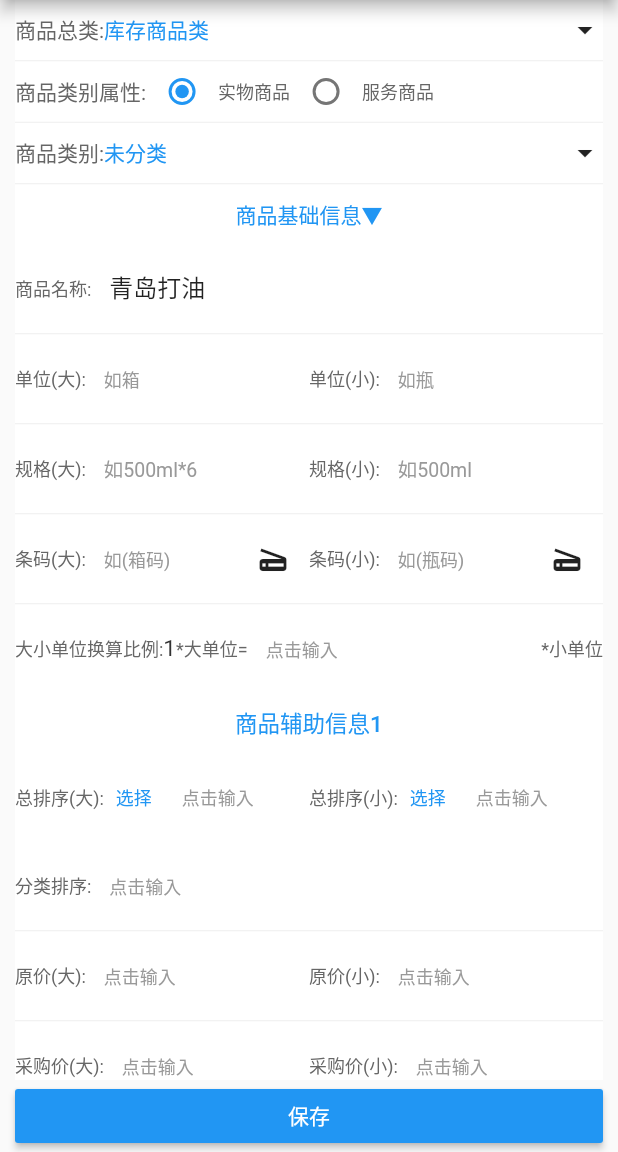
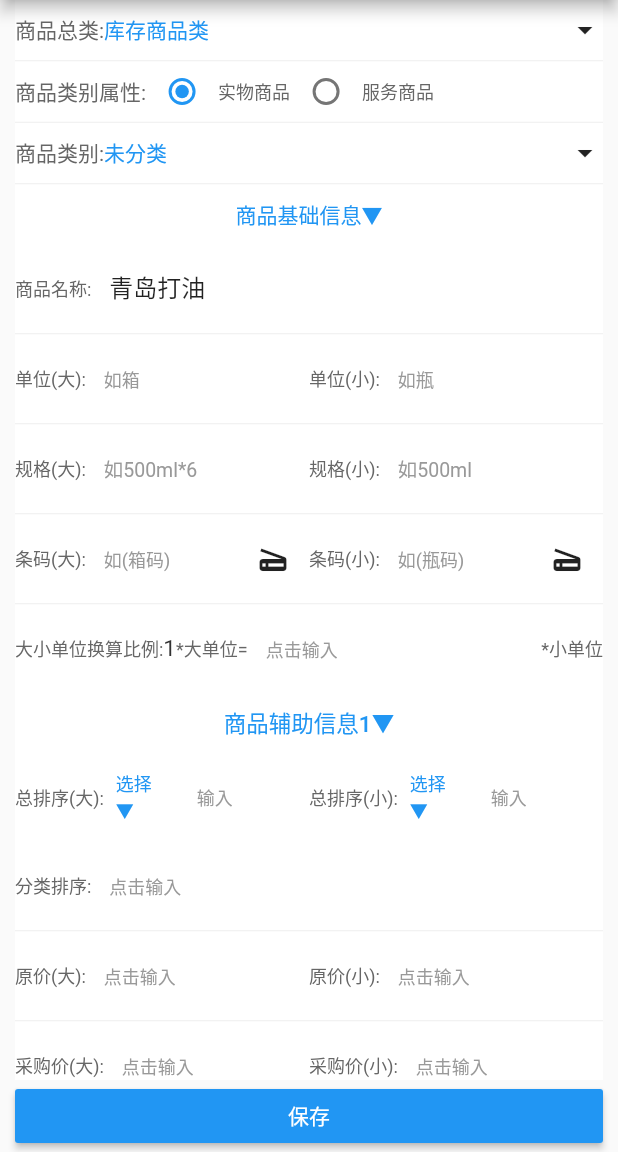
Before and after one commit to yeshenggen532432/flutter_qwb, a Flutter app: the screen it shows after launch, on a phone screen of 412 x 824 dp, the part 84-1236 px from its top. Run offline on Flutter 3.47's test engine with Material 2 defaults, Android fonts, the phone set to English and light mode, and no system bars; our stand-ins replace dio, logger.

Commit message:
商品编辑

```diff
--- a/lib/ui/ware_edit.dart
+++ b/lib/ui/ware_edit.dart
@@ -2,6 +2,7 @@ import 'package:flutter/material.dart';
 import 'package:flutterqwb/tree/dialog/tree_ware_type_dialog.dart';
 import 'package:flutterqwb/utils/color_util.dart';
 import 'package:flutterqwb/utils/font_size_util.dart';
+import 'package:flutterqwb/utils/string_util.dart';
 
 class WareEdit extends StatefulWidget {
 
@@ -100,7 +101,7 @@ class WareEditState extends State<WareEdit>{
             Container(
               height: 40,
               alignment: Alignment.center,
-              child: TextButton(onPressed: (){}, child: const Text("商品基础信息▼")),
+              child: TextButton(onPressed: (){}, child: Text("商品基础信息"+StringUtil.ARROW_DOWN))
             ),
             SizedBox(
               child: Row(
@@ -251,7 +252,7 @@ class WareEditState extends State<WareEdit>{
             Container(
               height: 40,
               alignment: Alignment.center,
-              child: TextButton( onPressed: (){}, child: Text("商品辅助信息1", style: TextStyle(color: ColorUtil.BLUE, fontSize: FontSizeUtil.BIG))),
+              child: TextButton( onPressed: (){}, child: Text("商品辅助信息1"+StringUtil.ARROW_DOWN, style: TextStyle(color: ColorUtil.BLUE, fontSize: FontSizeUtil.BIG))),
             ),
             SizedBox(
               child: Row(
@@ -259,12 +260,12 @@ class WareEditState extends State<WareEdit>{
                   Expanded(child: Row(
                     children: [
                       Text("总排序(大):", style: TextStyle(color: ColorUtil.GRAY_6, fontSize: FontSizeUtil.MIDDLE)),
-                      SizedBox(width:40,child: TextButton(onPressed: (){
+                      SizedBox(width:50,child: TextButton(onPressed: (){
                         _showDialogLetter(context, true);
-                      }, child: Text(_maxLetterSort.isNotEmpty?_maxLetterSort:"选择", style: TextStyle(color: ColorUtil.BLUE, fontSize: FontSizeUtil.MIDDLE))),),
+                      }, child: Text(_maxLetterSort.isNotEmpty?_maxLetterSort+StringUtil.ARROW_DOWN:"选择"+StringUtil.ARROW_DOWN, style: TextStyle(color: ColorUtil.BLUE, fontSize: FontSizeUtil.MIDDLE))),),
                       Expanded(child: TextField(
                         decoration: InputDecoration(
-                            hintText: "点击输入",
+                            hintText: "输入",
                             hintStyle: TextStyle(color: ColorUtil.GRAY_9, fontSize: FontSizeUtil.MIDDLE),
                             border: const OutlineInputBorder(
                                 borderSide: BorderSide.none
@@ -276,12 +277,12 @@ class WareEditState extends State<WareEdit>{
                   Expanded(child: Row(
                     children: [
                       Text("总排序(小):", style: TextStyle(color: ColorUtil.GRAY_6, fontSize: FontSizeUtil.MIDDLE)),
-                      SizedBox(width:40,child: TextButton(onPressed: (){
+                      SizedBox(width:50,child: TextButton(onPressed: (){
                         _showDialogLetter(context, false);
-                        }, child: Text(_minLetterSort.isNotEmpty?_minLetterSort:"选择", style: TextStyle(color: ColorUtil.BLUE, fontSize: FontSizeUtil.MIDDLE))),),
+                        }, child: Text(_minLetterSort.isNotEmpty?_minLetterSort+StringUtil.ARROW_DOWN:"选择"+StringUtil.ARROW_DOWN, style: TextStyle(color: ColorUtil.BLUE, fontSize: FontSizeUtil.MIDDLE))),),
                       Expanded(child: TextField(
                         decoration: InputDecoration(
-                            hintText: "点击输入",
+                            hintText: "输入",
                             hintStyle: TextStyle(color: ColorUtil.GRAY_9, fontSize: FontSizeUtil.MIDDLE),
                             border: const OutlineInputBorder(
                                 borderSide: BorderSide.none
@@ -486,7 +487,7 @@ class WareEditState extends State<WareEdit>{
             Container(
               height: 40,
               alignment: Alignment.center,
-              child: TextButton(onPressed: (){}, child: Text("商品辅助信息2", style: TextStyle(color: ColorUtil.BLUE, fontSize: FontSizeUtil.BIG))),
+              child: TextButton(onPressed: (){}, child: Text("商品辅助信息2"+StringUtil.ARROW_DOWN, style: TextStyle(color: ColorUtil.BLUE, fontSize: FontSizeUtil.BIG))),
             ),
             SizedBox(
               child: Row(
@@ -503,7 +504,9 @@ class WareEditState extends State<WareEdit>{
                             )
                         ),
                       )),
-                      TextButton(onPressed: (){}, child: Text("天", style: TextStyle(color: ColorUtil.BLUE, fontSize: FontSizeUtil.MIDDLE),),)
+                      TextButton(onPressed: (){
+                        _showDialogQuality(context);
+                      }, child: Text(_quality+StringUtil.ARROW_DOWN, style: TextStyle(color: ColorUtil.BLUE, fontSize: FontSizeUtil.MIDDLE),),)
                     ],
                   )),
                   Expanded(child: Row(
@@ -531,13 +534,13 @@ class WareEditState extends State<WareEdit>{
                   Expanded(child: Row(
                     children: [
                       Text("供应商:", style: TextStyle(color: ColorUtil.GRAY_6, fontSize: FontSizeUtil.MIDDLE)),
-                      TextButton(onPressed: (){}, child: Text("选择", style: TextStyle(color: ColorUtil.BLUE, fontSize: FontSizeUtil.MIDDLE)))
+                      TextButton(onPressed: (){}, child: Text("选择"+StringUtil.ARROW_DOWN, style: TextStyle(color: ColorUtil.BLUE, fontSize: FontSizeUtil.MIDDLE)))
                     ],
                   )),
                   Expanded(child: Row(
                     children: [
                       Text("商品品牌:", style: TextStyle(color: ColorUtil.GRAY_6, fontSize: FontSizeUtil.MIDDLE)),
-                      TextButton(onPressed: (){}, child: Text("选择", style: TextStyle(color: ColorUtil.BLUE, fontSize: FontSizeUtil.MIDDLE)))
+                      TextButton(onPressed: (){}, child: Text("选择"+StringUtil.ARROW_DOWN, style: TextStyle(color: ColorUtil.BLUE, fontSize: FontSizeUtil.MIDDLE)))
                     ],
                   )),
                 ],
@@ -566,7 +569,7 @@ class WareEditState extends State<WareEdit>{
             Container(
               height: 40,
               alignment: Alignment.center,
-              child: TextButton(onPressed: (){}, child: Text("查看客户类型价", style: TextStyle(color: ColorUtil.BLUE, fontSize: FontSizeUtil.BIG))),
+              child: TextButton(onPressed: (){}, child: Text("查看客户类型价"+StringUtil.ARROW_DOWN, style: TextStyle(color: ColorUtil.BLUE, fontSize: FontSizeUtil.BIG))),
             ),
           ],
         ),
@@ -581,6 +584,7 @@ class WareEditState extends State<WareEdit>{
   String _wareTypeText = "未分类";
   String _maxLetterSort = "";
   String _minLetterSort = "";
+  String _quality = "天";
   TextEditingController _wareNameController = TextEditingController(text: "青岛打油");
   TextEditingController _maxUnitController = TextEditingController();
   TextEditingController _minUnitController = TextEditingController();
@@ -601,6 +605,9 @@ class WareEditState extends State<WareEdit>{
   TextEditingController _innerAccPriceDefaultController = TextEditingController();
   TextEditingController _lowestSalePriceController = TextEditingController();
   TextEditingController _wareFeaturesController = TextEditingController();
+  TextEditingController _qualityController = TextEditingController();
+  TextEditingController _qualityWarnController = TextEditingController();
+  TextEditingController _warnQtyController = TextEditingController();
 
   void _showDialogWareIsType(BuildContext context){
     showDialog(
@@ -696,8 +703,6 @@ class WareEditState extends State<WareEdit>{
     return list;
   }
 
-
-
   void _changeLetter(value, isMax){
     Navigator.pop(context);
     setState(() {
@@ -721,6 +726,42 @@ class WareEditState extends State<WareEdit>{
     });
   }
 
+  void _showDialogQuality(BuildContext context){
+    showDialog(
+        context: context,
+        builder: (_)=> SimpleDialog(
+          title: Text("保质期", style: TextStyle(color: ColorUtil.BLUE, fontSize: FontSizeUtil.BIG)),
+          children: [
+            SimpleDialogOption(
+              child: const Text("年"),
+              onPressed: (){
+                _changeQuality("年");
+              },
+            ),
+            SimpleDialogOption(
+              child: const Text("月"),
+              onPressed: (){
+                _changeQuality("月");
+              },
+            ),
+            SimpleDialogOption(
+              child: const Text("天"),
+              onPressed: (){
+                _changeQuality("天");
+              },
+            ),
+          ],
+        )
+    );
+  }
+
+  void _changeQuality(text){
+    Navigator.pop(context);
+    setState(() {
+      _quality = text;
+    });
+  }
+
   void _save(){
     String wareName = _wareNameController.text;
     String maxUnit = _maxUnitController.text;
--- /dev/null
+++ b/lib/utils/string_util.dart
@@ -0,0 +1,7 @@
+import 'dart:ui';
+
+import 'package:flutter/material.dart';
+
+class StringUtil{
+  static String ARROW_DOWN = "▼";
+}
```
